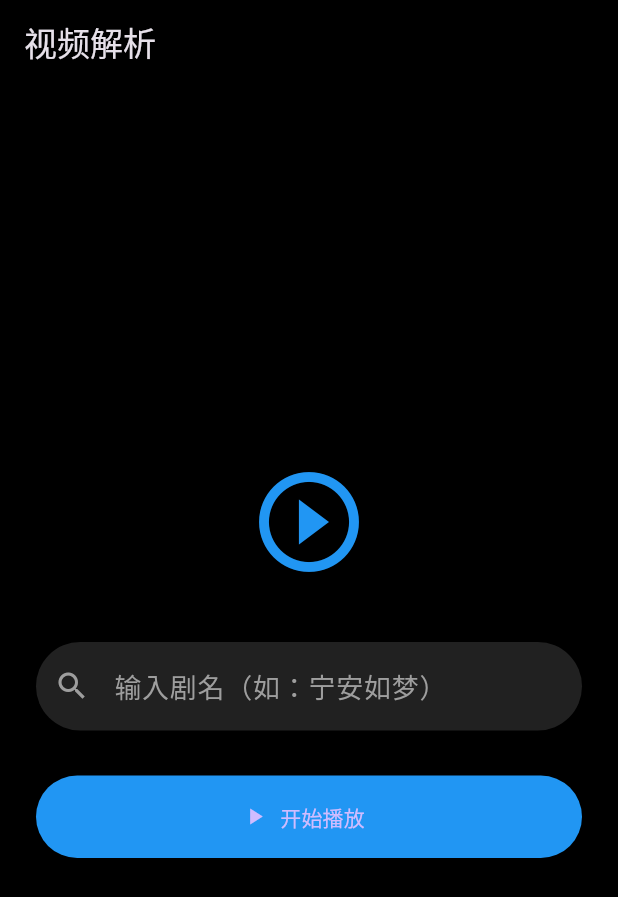
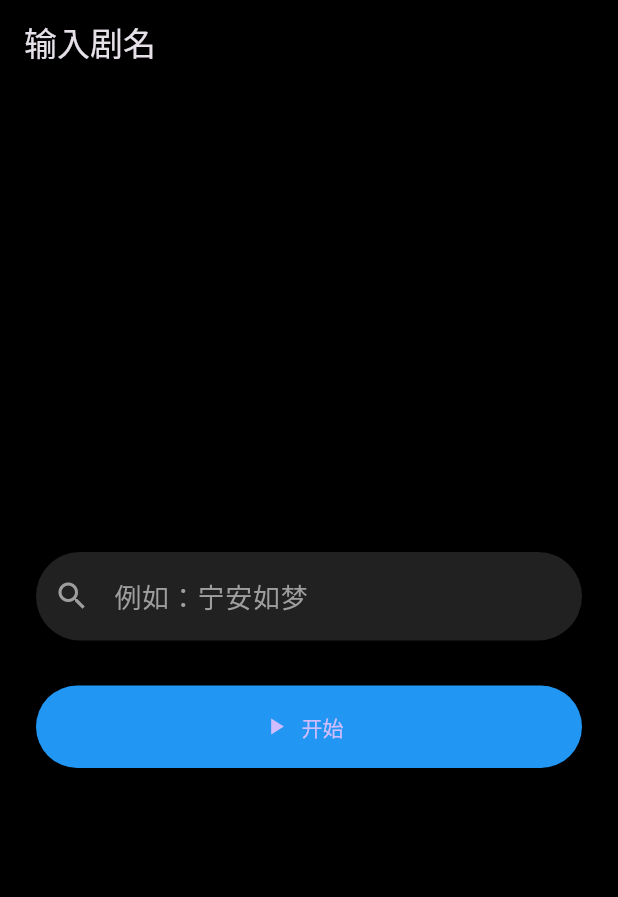
Before and after one commit to JackLeeo/ios_tvbox_parser, a Flutter app: the screen it shows after launch, on a phone screen of 412 x 824 dp. Shown: the top 897 px of the screen. Run offline on Flutter 3.47's test engine with Material 3 defaults, Android fonts, the light colour scheme and no system bars; our stand-ins replace chewie, video_player; missing offline and left inert: flutter_inappwebview.

Commit message:
Update search_page.dart

```diff
--- a/lib/pages/search_page.dart
+++ b/lib/pages/search_page.dart
@@ -11,7 +11,7 @@ class SearchPage extends StatefulWidget {
 class _SearchPageState extends State<SearchPage> {
   final TextEditingController _controller = TextEditingController();
 
-  void _play() {
+  void _go() {
     final keyword = _controller.text.trim();
     if (keyword.isEmpty) return;
     Navigator.push(
@@ -23,19 +23,17 @@ class _SearchPageState extends State<SearchPage> {
   @override
   Widget build(BuildContext context) {
     return Scaffold(
-      appBar: AppBar(title: const Text('视频解析')),
+      appBar: AppBar(title: const Text('输入剧名')),
       body: Padding(
-        padding: const EdgeInsets.all(24.0),
+        padding: const EdgeInsets.all(24),
         child: Column(
           mainAxisAlignment: MainAxisAlignment.center,
           children: [
-            const Icon(Icons.play_circle_outline, size: 80, color: Colors.blue),
-            const SizedBox(height: 40),
             TextField(
               controller: _controller,
               style: const TextStyle(color: Colors.white, fontSize: 18),
               decoration: InputDecoration(
-                hintText: '输入剧名（如：宁安如梦）',
+                hintText: '例如：宁安如梦',
                 hintStyle: const TextStyle(color: Colors.grey),
                 prefixIcon: const Icon(Icons.search, color: Colors.grey),
                 filled: true,
@@ -49,19 +47,17 @@ class _SearchPageState extends State<SearchPage> {
                   borderSide: const BorderSide(color: Colors.blue),
                 ),
               ),
-              onSubmitted: (_) => _play(),
+              onSubmitted: (_) => _go(),
             ),
             const SizedBox(height: 30),
             ElevatedButton.icon(
-              onPressed: _play,
+              onPressed: _go,
               icon: const Icon(Icons.play_arrow),
-              label: const Text('开始播放'),
+              label: const Text('开始'),
               style: ElevatedButton.styleFrom(
                 backgroundColor: Colors.blue,
                 minimumSize: const Size(double.infinity, 55),
-                shape: RoundedRectangleBorder(
-                  borderRadius: BorderRadius.circular(30),
-                ),
+                shape: RoundedRectangleBorder(borderRadius: BorderRadius.circular(30)),
               ),
             ),
           ],
```
